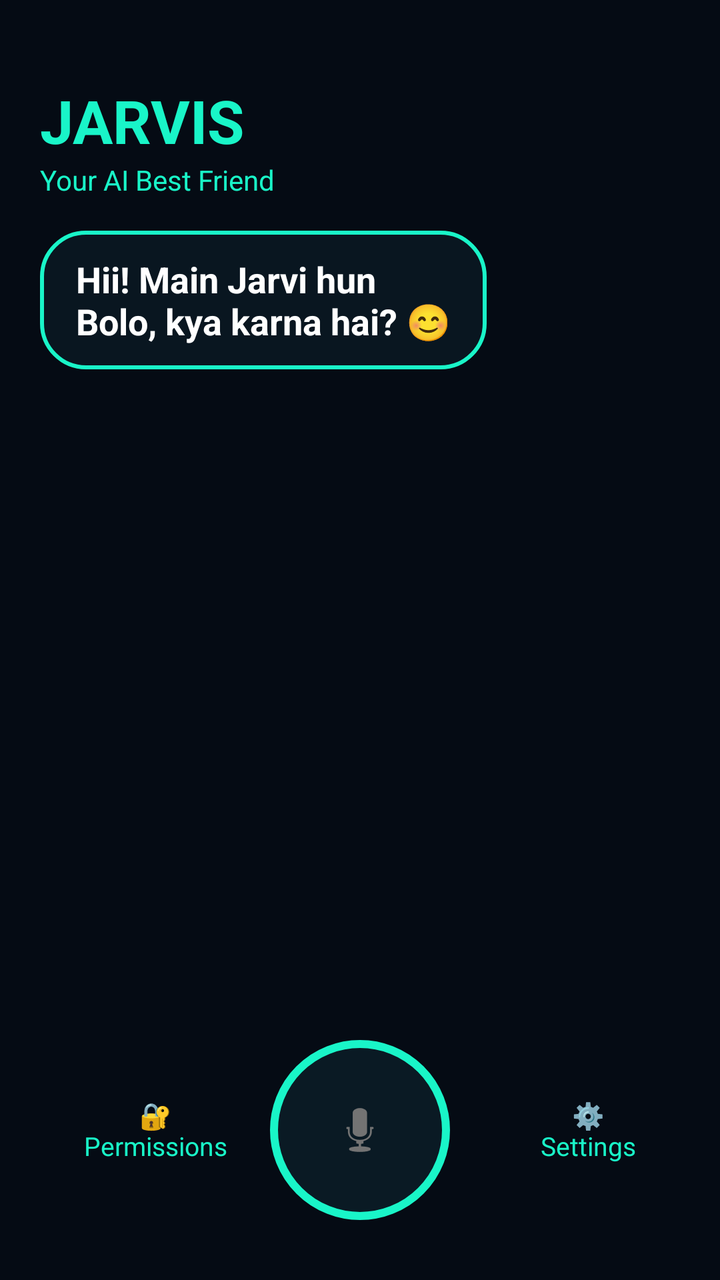
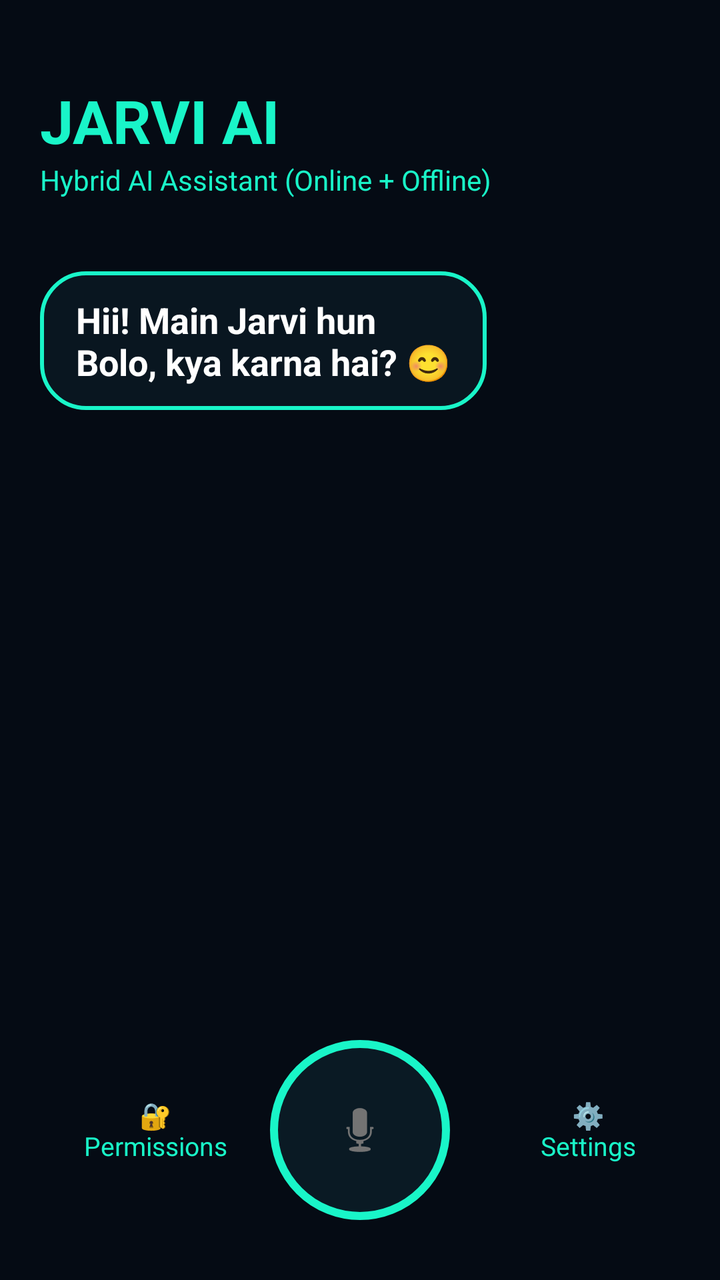

An Android layout rendered at two revisions. The XML below is the earlier revision; the diff shows what the commit changed to produce the second picture.
<!-- AndroidManifest.xml: activity theme Theme.Jarvis -->
<!-- res/layout/activity_main.xml -->
<?xml version="1.0" encoding="utf-8"?>
<androidx.constraintlayout.widget.ConstraintLayout
    xmlns:android="http://schemas.android.com/apk/res/android"
    xmlns:app="http://schemas.android.com/apk/res-auto"
    android:layout_width="match_parent"
    android:layout_height="match_parent"
    android:background="@color/bg">

    <TextView
        android:id="@+id/tvTitle"
        android:layout_width="wrap_content"
        android:layout_height="wrap_content"
        android:layout_marginStart="20dp"
        android:layout_marginTop="40dp"
        android:text="JARVIS"
        android:textColor="@color/neon"
        android:textSize="30sp"
        android:textStyle="bold"
        app:layout_constraintStart_toStartOf="parent"
        app:layout_constraintTop_toTopOf="parent" />

    <TextView
        android:id="@+id/tvSub"
        android:layout_width="wrap_content"
        android:layout_height="wrap_content"
        android:text="Your AI Best Friend"
        android:textColor="@color/neon"
        android:textSize="14sp"
        app:layout_constraintStart_toStartOf="@id/tvTitle"
        app:layout_constraintTop_toBottomOf="@id/tvTitle" />

    <TextView
        android:id="@+id/tvBubble"
        android:layout_width="wrap_content"
        android:layout_height="wrap_content"
        android:layout_marginStart="20dp"
        android:layout_marginTop="16dp"
        android:layout_marginEnd="60dp"
        android:background="@drawable/bg_bubble"
        android:text="Hii! Main Jarvi hun\nBolo, kya karna hai? 😊"
        android:textColor="@color/text_white"
        android:textSize="18sp"
        android:textStyle="bold"
        app:layout_constraintStart_toStartOf="parent"
        app:layout_constraintTop_toBottomOf="@id/tvSub" />

    <FrameLayout
        android:id="@+id/petBox"
        android:layout_width="0dp"
        android:layout_height="0dp"
        android:layout_marginTop="8dp"
        android:layout_marginBottom="8dp"
        app:layout_constraintBottom_toTopOf="@id/btnMic"
        app:layout_constraintEnd_toEndOf="parent"
        app:layout_constraintStart_toStartOf="parent"
        app:layout_constraintTop_toBottomOf="@id/tvBubble">

        <ImageView
            android:id="@+id/petFront"
            android:layout_width="match_parent"
            android:layout_height="match_parent"
            android:scaleType="fitCenter" />

        <ImageView
            android:id="@+id/petBack"
            android:layout_width="match_parent"
            android:layout_height="match_parent"
            android:alpha="0"
            android:scaleType="fitCenter" />
    </FrameLayout>

    <TextView
        android:id="@+id/btnApps"
        android:layout_width="wrap_content"
        android:layout_height="wrap_content"
        android:layout_marginStart="30dp"
        android:gravity="center"
        android:padding="12dp"
        android:text="🔐\nPermissions"
        android:textColor="@color/neon"
        android:textSize="13sp"
        app:layout_constraintBottom_toBottomOf="@id/btnMic"
        app:layout_constraintStart_toStartOf="parent"
        app:layout_constraintTop_toTopOf="@id/btnMic" />

    <ImageButton
        android:id="@+id/btnMic"
        android:layout_width="90dp"
        android:layout_height="90dp"
        android:layout_marginBottom="30dp"
        android:background="@drawable/bg_mic"
        android:contentDescription="Mic"
        android:src="@android:drawable/ic_btn_speak_now"
        app:layout_constraintBottom_toBottomOf="parent"
        app:layout_constraintEnd_toEndOf="parent"
        app:layout_constraintStart_toStartOf="parent" />

    <TextView
        android:id="@+id/btnSettings"
        android:layout_width="wrap_content"
        android:layout_height="wrap_content"
        android:layout_marginEnd="30dp"
        android:gravity="center"
        android:padding="12dp"
        android:text="⚙️\nSettings"
        android:textColor="@color/neon"
        android:textSize="13sp"
        app:layout_constraintBottom_toBottomOf="@id/btnMic"
        app:layout_constraintEnd_toEndOf="parent"
        app:layout_constraintTop_toTopOf="@id/btnMic" />

</androidx.constraintlayout.widget.ConstraintLayout>
<!-- resources referenced by this layout -->
<resources>
  <color name="bg">#050B14</color>
  <color name="neon">#19F5C8</color>
  <color name="text_white">#FFFFFF</color>
  <!-- drawable bg_bubble (drawable) -->
  <?xml version="1.0" encoding="utf-8"?>
  <shape xmlns:android="http://schemas.android.com/apk/res/android"
      android:shape="rectangle">
      <solid android:color="#CC0A1A24" />
      <stroke android:width="2dp" android:color="@color/neon" />
      <corners android:radius="22dp" />
      <padding
          android:left="18dp"
          android:top="12dp"
          android:right="18dp"
          android:bottom="12dp" />
  </shape>
  <!-- drawable bg_mic (drawable) -->
  <?xml version="1.0" encoding="utf-8"?>
  <shape xmlns:android="http://schemas.android.com/apk/res/android"
      android:shape="oval">
      <solid android:color="#0A1A24" />
      <stroke android:width="4dp" android:color="@color/neon" />
  </shape>
  <style name="Theme.Jarvis" parent="Theme.Material3.Dark.NoActionBar">
          <item name="android:statusBarColor">#050B14</item>
          <item name="android:navigationBarColor">#050B14</item>
          <item name="android:windowBackground">#050B14</item>
      </style>
</resources>

<!-- the commit's change to res/layout/activity_main.xml (unified diff, before → after) -->
@@ -12,7 +12,7 @@
         android:layout_height="wrap_content"
         android:layout_marginStart="20dp"
         android:layout_marginTop="40dp"
-        android:text="JARVIS"
+        android:text="JARVI AI"
         android:textColor="@color/neon"
         android:textSize="30sp"
         android:textStyle="bold"
@@ -23,11 +23,22 @@
         android:id="@+id/tvSub"
         android:layout_width="wrap_content"
         android:layout_height="wrap_content"
-        android:text="Your AI Best Friend"
+        android:text="Hybrid AI Assistant (Online + Offline)"
         android:textColor="@color/neon"
         android:textSize="14sp"
         app:layout_constraintStart_toStartOf="@id/tvTitle"
         app:layout_constraintTop_toBottomOf="@id/tvTitle" />
+
+    <TextView
+        android:id="@+id/tvStatus"
+        android:layout_width="wrap_content"
+        android:layout_height="wrap_content"
+        android:layout_marginTop="4dp"
+        android:text=""
+        android:textColor="@color/text_dim"
+        android:textSize="12sp"
+        app:layout_constraintStart_toStartOf="@id/tvTitle"
+        app:layout_constraintTop_toBottomOf="@id/tvSub" />
 
     <TextView
         android:id="@+id/tvBubble"
@@ -42,7 +53,7 @@
         android:textSize="18sp"
         android:textStyle="bold"
         app:layout_constraintStart_toStartOf="parent"
-        app:layout_constraintTop_toBottomOf="@id/tvSub" />
+        app:layout_constraintTop_toBottomOf="@id/tvStatus" />
 
     <FrameLayout
         android:id="@+id/petBox"
<!-- resource entries referenced after the edit -->
@@ -2,6 +2,7 @@
 <resources>
   <color name="bg">#050B14</color>
   <color name="neon">#19F5C8</color>
+  <color name="text_dim">#8FB5B0</color>
   <color name="text_white">#FFFFFF</color>
   <!-- drawable bg_bubble (drawable) -->
   <?xml version="1.0" encoding="utf-8"?>
